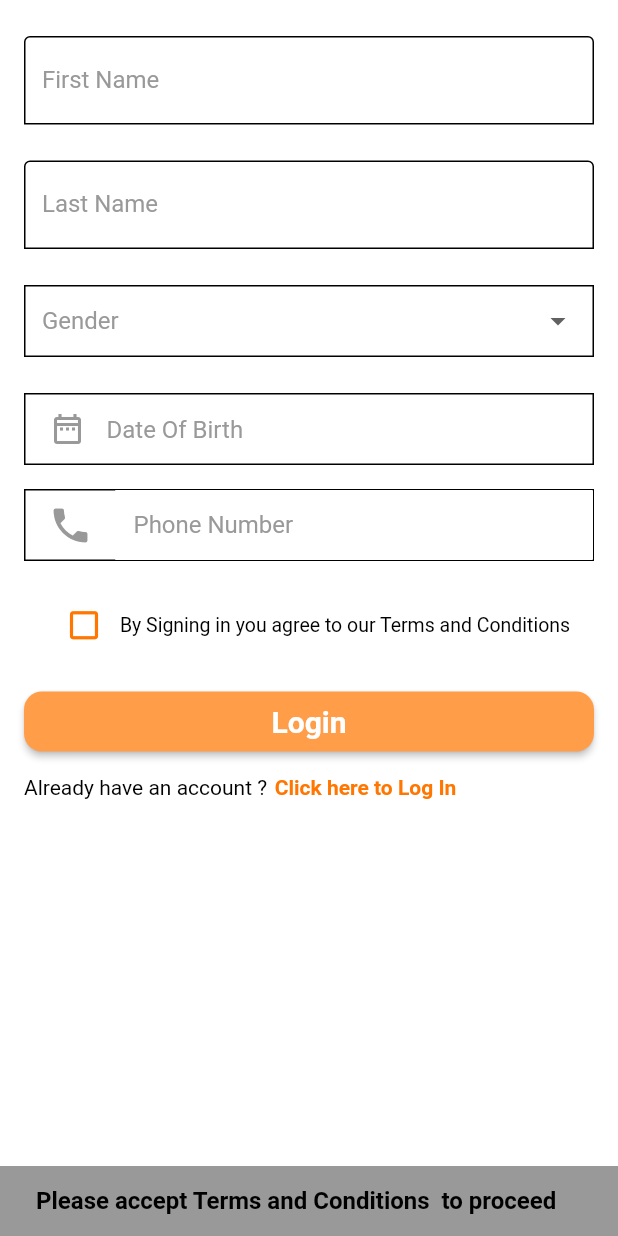
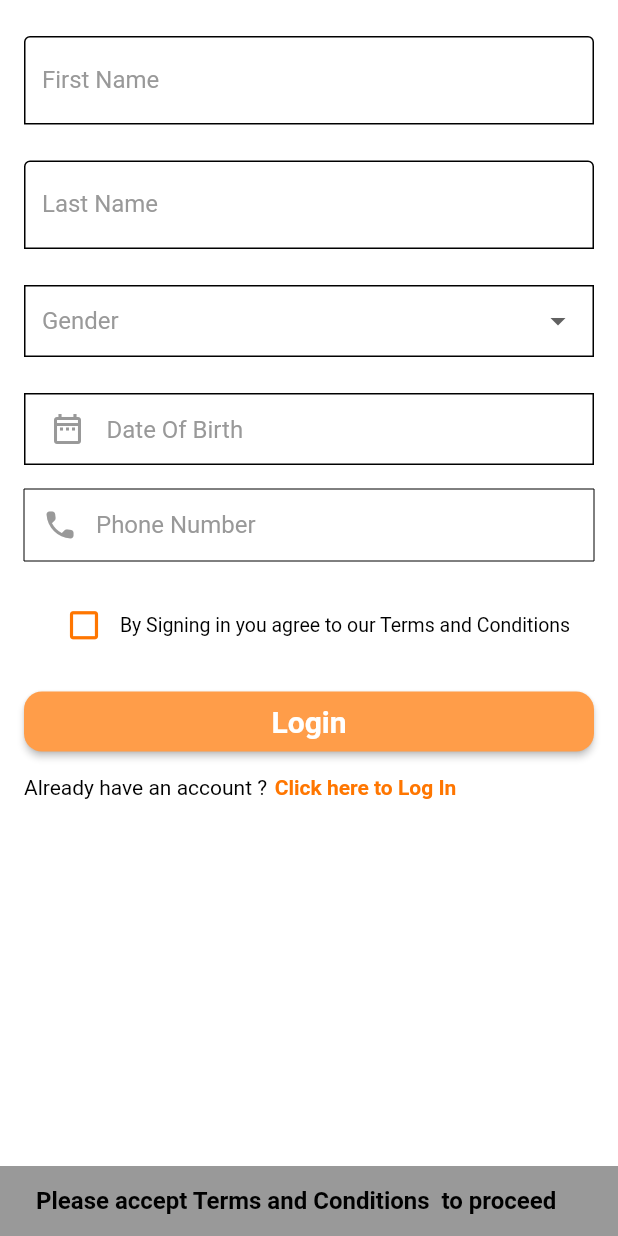
Before and after one commit to paishrikrishna/flutter_flow, a Flutter app: the NavBarPage screen opened directly with empty values, after a tap on "Login", on a phone screen of 412 x 824 dp. Run offline on Flutter 3.47's test engine with Material 2 defaults, Android fonts, the phone set to English and light mode, and no system bars; drawn by our look-alikes of auto_size_text; our stand-ins replace built_collection, built_value, cloud_firestore, equatable, firebase_core, floating_bottom_navigation_bar and 7 more; missing offline and left inert: flutter_barcode_scanner, json_path, webviewx; accounts and stored records are empty; generated files the repository leaves out were written again; network calls fail.

Commit message:
Updating to latest FlutterFlow output.

```diff
--- a/lib/login_page/login_page_widget.dart
+++ b/lib/login_page/login_page_widget.dart
@@ -2,7 +2,6 @@ import '../backend/api_requests/api_calls.dart';
 import '../backend/backend.dart';
 import '../components/otp_veri_widget.dart';
 import '../flutter_flow/flutter_flow_drop_down.dart';
-import '../flutter_flow/flutter_flow_icon_button.dart';
 import '../flutter_flow/flutter_flow_theme.dart';
 import '../flutter_flow/flutter_flow_toggle_icon.dart';
 import '../flutter_flow/flutter_flow_util.dart';
@@ -225,27 +224,11 @@ class _LoginPageWidgetState extends State<LoginPageWidget> {
                           height: 48,
                           decoration: BoxDecoration(
                             color: Colors.white,
-                            border: Border.all(
-                              color: Colors.black,
-                              width: 1,
-                            ),
+                            shape: BoxShape.rectangle,
                           ),
                           child: Row(
                             mainAxisSize: MainAxisSize.max,
                             children: [
-                              FlutterFlowIconButton(
-                                borderColor: Colors.transparent,
-                                borderRadius: 30,
-                                buttonSize: 60,
-                                icon: Icon(
-                                  Icons.local_phone,
-                                  color: Color(0xFF999999),
-                                  size: 30,
-                                ),
-                                onPressed: () {
-                                  print('IconButton pressed ...');
-                                },
-                              ),
                               Expanded(
                                 child: TextFormField(
                                   controller: textController3,
@@ -260,17 +243,21 @@ class _LoginPageWidgetState extends State<LoginPageWidget> {
                                     ),
                                     enabledBorder: OutlineInputBorder(
                                       borderSide: BorderSide(
-                                        color: Colors.white,
+                                        color: Colors.black,
                                         width: 0,
                                       ),
                                       borderRadius: BorderRadius.circular(0),
                                     ),
                                     focusedBorder: OutlineInputBorder(
                                       borderSide: BorderSide(
-                                        color: Colors.white,
+                                        color: Colors.black,
                                         width: 0,
                                       ),
                                       borderRadius: BorderRadius.circular(0),
+                                    ),
+                                    prefixIcon: Icon(
+                                      Icons.phone_rounded,
+                                      color: Color(0xFF999999),
                                     ),
                                   ),
                                   style: GoogleFonts.getFont(
@@ -364,6 +351,28 @@ class _LoginPageWidgetState extends State<LoginPageWidget> {
                           );
                         }
                         if ((FFAppState().termsconditions) == true) {
+                          await Future.delayed(const Duration(milliseconds: 0));
+                        } else {
+                          return;
+                        }
+                        if ((datePicked) >= (getCurrentTimestamp)) {
+                          ScaffoldMessenger.of(context).showSnackBar(
+                            SnackBar(
+                              content: Text(
+                                'Invalid Date Of Birth',
+                                style: GoogleFonts.getFont(
+                                  'Roboto',
+                                  color: Colors.black,
+                                  fontWeight: FontWeight.bold,
+                                  fontSize: 16,
+                                ),
+                              ),
+                              duration: Duration(milliseconds: 4000),
+                              backgroundColor: Color(0xFF999999),
+                            ),
+                          );
+                        }
+                        if ((datePicked) < (getCurrentTimestamp)) {
                           await Future.delayed(const Duration(milliseconds: 0));
                         } else {
                           return;
--- a/lib/main.dart
+++ b/lib/main.dart
@@ -8,8 +8,8 @@ import 'flutter_flow/flutter_flow_theme.dart';
 import 'flutter_flow/internationalization.dart';
 import 'package:google_fonts/google_fonts.dart';
 import 'home_page/home_page_widget.dart';
+import 'offers_page/offers_page_widget.dart';
 import 'attendance/attendance_widget.dart';
-import 'offers_page/offers_page_widget.dart';
 import 'package:floating_bottom_navigation_bar/floating_bottom_navigation_bar.dart';
 import 'flutter_flow/flutter_flow_util.dart';
 
@@ -88,8 +88,8 @@ class _NavBarPageState extends State<NavBarPage> {
   Widget build(BuildContext context) {
     final tabs = {
       'HomePage': HomePageWidget(),
+      'offers_page': OffersPageWidget(),
       'attendance': AttendanceWidget(),
-      'offers_page': OffersPageWidget(),
     };
     final currentIndex = tabs.keys.toList().indexOf(_currentPage);
     return Scaffold(
@@ -137,13 +137,13 @@ class _NavBarPageState extends State<NavBarPage> {
               mainAxisAlignment: MainAxisAlignment.center,
               children: [
                 Icon(
-                  Icons.person_rounded,
+                  Icons.local_offer_sharp,
                   color:
                       currentIndex == 1 ? Color(0xFFFF7600) : Color(0xFF999999),
                   size: 24,
                 ),
                 Text(
-                  'Attendance',
+                  'Offers',
                   overflow: TextOverflow.ellipsis,
                   style: TextStyle(
                     color: currentIndex == 1
@@ -160,13 +160,13 @@ class _NavBarPageState extends State<NavBarPage> {
               mainAxisAlignment: MainAxisAlignment.center,
               children: [
                 Icon(
-                  Icons.local_offer_sharp,
+                  Icons.person_rounded,
                   color:
                       currentIndex == 2 ? Color(0xFFFF7600) : Color(0xFF999999),
                   size: 24,
                 ),
                 Text(
-                  'Offers',
+                  'Attendance',
                   overflow: TextOverflow.ellipsis,
                   style: TextStyle(
                     color: currentIndex == 2
```
